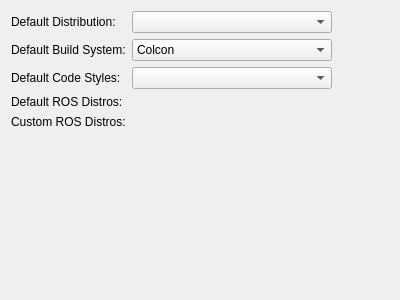
First picture: the form in src/project_manager/ros_settings_page.ui, repository ros-industrial/ros_qtc_plugin, before the edit.
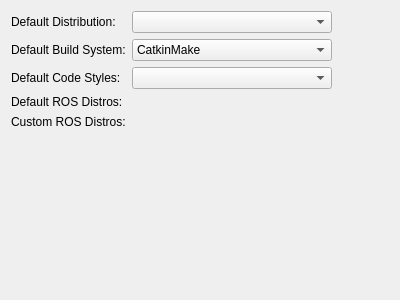
Second picture: the form after the edit. Custom widgets are drawn as their Qt base class.

Commit message:
Revert "reorder build tools in settings UI"
This reverts commit 14c9ba1f9f0396eed18f23e0d5ec4ee5821e4459.

Patch:
```diff
--- a/src/project_manager/ros_settings_page.ui
+++ b/src/project_manager/ros_settings_page.ui
@@ -92,11 +92,6 @@
        <height>0</height>
       </size>
      </property>
-     <item>
-      <property name="text">
-       <string>Colcon</string>
-      </property>
-     </item>
      <item>
       <property name="text">
        <string>CatkinMake</string>
```
Left out of the diff: 5 changed lines with no effect on the pictures.
